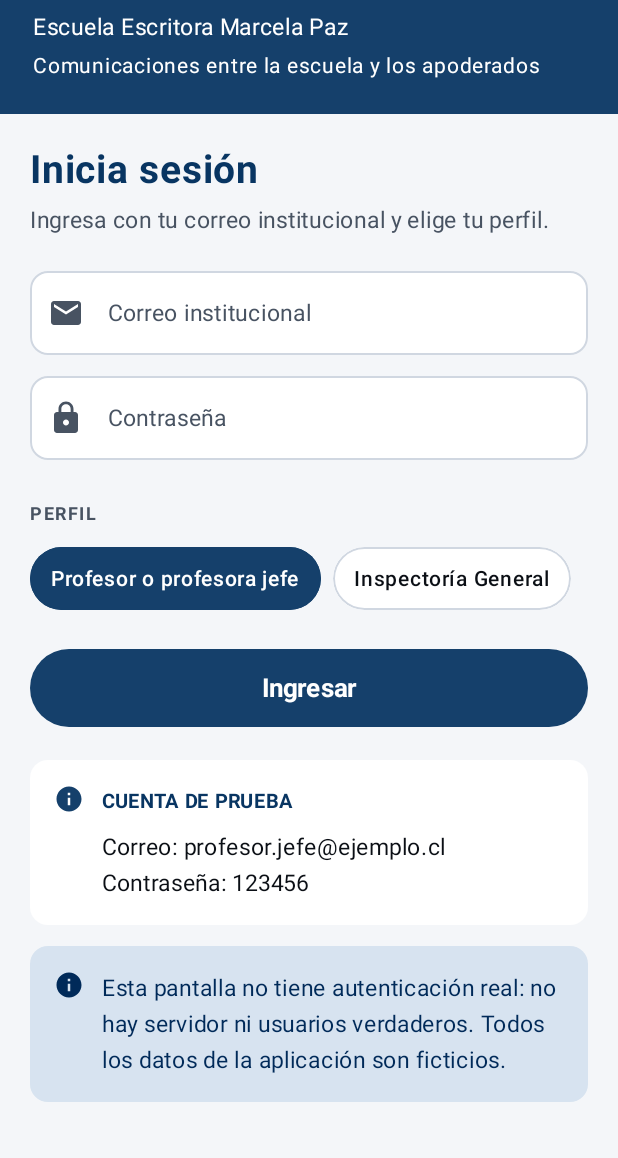
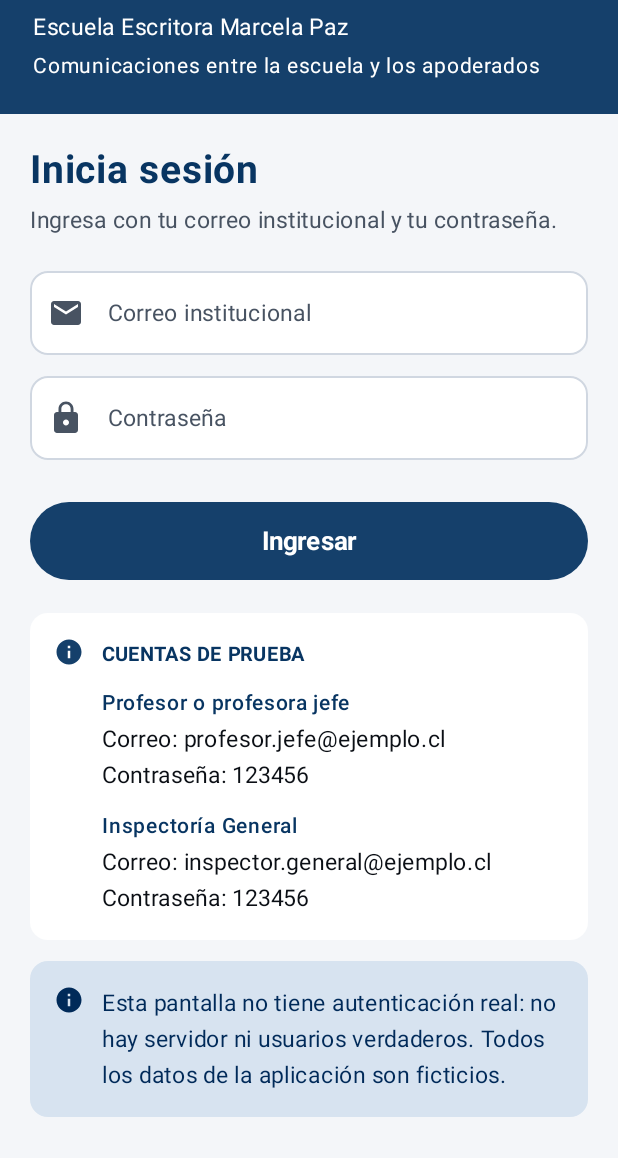
Before and after one commit to CarolinaHermosilla/Mpaz-Notifica, an Android app built with Jetpack Compose: the screen it shows after launch (MainActivity), on a phone screen of 412 x 824 dp, the part 78-1236 px from its top. Run offline under Robolectric (Android 15) with nearby library versions, the phone set to English and light mode, and no system bars; our stand-ins replace Room's generated code.

Commit message:
feat(login): el rol se asigna desde la cuenta y la sesion viaja en la ruta
- El Login ya no muestra selector de perfil: el rol es un atributo de la
  cuenta y se asigna al crearla (etapa siguiente: codigo enviado por SMS).
- Cuentas de prueba: Andrea Munoz (profesora jefe de 5o Basico B) y
  Mario Gutierrez (Inspectoria General).
- Las rutas de Inicio y Comunicacion llevan el id del usuario que inicio
  sesion, y cada una carga los datos de esa cuenta desde Room.
- La cabecera de Inicio (saludo, rol, curso e iniciales) y el alcance de los
  envios salen de la cuenta y no del codigo.
- La firma de la vista previa en Comunicacion usa el nombre de quien envia,
  en lugar de un texto fijo.

```diff
--- a/app/src/main/java/com/example/mpaznotifica/data/local/dao/UsuarioDao.kt
+++ b/app/src/main/java/com/example/mpaznotifica/data/local/dao/UsuarioDao.kt
@@ -11,6 +11,9 @@ interface UsuarioDao {
     @Query("SELECT * FROM usuarios WHERE correo = :correo LIMIT 1")
     suspend fun obtenerPorCorreo(correo: String): UsuarioEntity?
 
+    @Query("SELECT * FROM usuarios WHERE id = :id LIMIT 1")
+    suspend fun obtenerPorId(id: Int): UsuarioEntity?
+
     @Insert
     suspend fun insertar(usuario: UsuarioEntity)
 
--- a/app/src/main/java/com/example/mpaznotifica/data/repositorio/UsuarioRepositorio.kt
+++ b/app/src/main/java/com/example/mpaznotifica/data/repositorio/UsuarioRepositorio.kt
@@ -14,27 +14,58 @@ class UsuarioRepositorio(private val usuarioDao: UsuarioDao) {
         return usuarioDao.obtenerPorCorreo(correo)
     }
 
+    /** Busca un usuario por su id. Es lo que permite saber quién inició sesión. */
+    suspend fun obtenerPorId(id: Int): UsuarioEntity? {
+        return usuarioDao.obtenerPorId(id)
+    }
+
     /**
-     * Deja cargado el usuario de prueba la primera vez que se abre la aplicación.
+     * Deja cargadas las cuentas de prueba la primera vez que se abre la aplicación.
+     *
+     * El rol es un atributo de cada cuenta (campo "perfil"): el usuario nunca lo elige
+     * en el Login. En producción el rol se asigna al crear la cuenta, con el código
+     * que la escuela envía por SMS.
+     *
      * Los datos son ficticios, como exige el requerimiento.
      */
-    suspend fun asegurarUsuarioDePrueba() {
-        if (usuarioDao.contarUsuarios() == 0) {
+    suspend fun asegurarUsuariosDePrueba() {
+        if (usuarioDao.obtenerPorCorreo(CORREO_PROFESOR) == null) {
             usuarioDao.insertar(
                 UsuarioEntity(
-                    nombre = "Andrea Fuentes",
-                    correo = CORREO_PRUEBA,
+                    nombre = "Andrea Muñoz",
+                    correo = CORREO_PROFESOR,
                     contrasena = CONTRASENA_PRUEBA,
                     perfil = PERFIL_PROFESOR,
-                    curso = "5.° Básico B"
+                    curso = CURSO_PROFESOR
+                )
+            )
+        }
+
+        if (usuarioDao.obtenerPorCorreo(CORREO_INSPECTOR) == null) {
+            usuarioDao.insertar(
+                UsuarioEntity(
+                    nombre = "Mario Gutierrez",
+                    correo = CORREO_INSPECTOR,
+                    contrasena = CONTRASENA_PRUEBA,
+                    perfil = PERFIL_INSPECTORIA,
+                    // Inspectoría General no está amarrada a un curso: su alcance es todo el colegio.
+                    curso = "Todo el colegio"
                 )
             )
         }
     }
 
     companion object {
-        const val CORREO_PRUEBA = "profesor.jefe@ejemplo.cl"
+        // Cuentas de prueba que se muestran en la pantalla de Login
+        const val CORREO_PROFESOR = "profesor.jefe@ejemplo.cl"
+        const val CORREO_INSPECTOR = "inspector.general@ejemplo.cl"
         const val CONTRASENA_PRUEBA = "123456"
+
+        const val CURSO_PROFESOR = "5.º Básico B"
+        const val ALCANCE_INSPECTORIA = "Todo el colegio"
+
+        // Roles del sistema. Para agregar uno nuevo (por ejemplo dirección o coordinación)
+        // basta con sumar su nombre aquí y su código de activación en la etapa de registro.
         const val PERFIL_PROFESOR = "Profesor o profesora jefe"
         const val PERFIL_INSPECTORIA = "Inspectoría General"
     }
--- a/app/src/main/java/com/example/mpaznotifica/ui/navigation/AppNavigation.kt
+++ b/app/src/main/java/com/example/mpaznotifica/ui/navigation/AppNavigation.kt
@@ -1,9 +1,11 @@
 package com.example.mpaznotifica.ui.navigation
 
 import androidx.compose.runtime.Composable
+import androidx.navigation.NavType
 import androidx.navigation.compose.NavHost
 import androidx.navigation.compose.composable
 import androidx.navigation.compose.rememberNavController
+import androidx.navigation.navArgument
 import com.example.mpaznotifica.ui.screens.comunicacion.PantallaComunicacion
 import com.example.mpaznotifica.ui.screens.destinatarios.PantallaDestinatarios
 import com.example.mpaznotifica.ui.screens.grupos.PantallaGrupos
@@ -14,15 +16,29 @@ import com.example.mpaznotifica.ui.screens.login.PantallaLogin
 
 /**
  * Nombres de las rutas de navegación de la aplicación.
+ *
+ * La ruta de Inicio lleva el id del usuario que inició sesión: así la pantalla
+ * sabe qué cuenta entró (nombre, rol y curso) sin que el usuario elija nada.
  */
 object Rutas {
     const val LOGIN = "login"
-    const val INICIO = "inicio"
-    const val COMUNICACION = "comunicacion"
+
+    /** Ruta con argumento: se arma con [inicio]. */
+    const val INICIO = "inicio/{usuarioId}"
+    const val ARG_USUARIO_ID = "usuarioId"
+
+    const val COMUNICACION = "comunicacion/{usuarioId}"
+
+    /** Ruta de Comunicación para un usuario concreto (se usa para la firma de la vista previa). */
+    fun comunicacion(usuarioId: Int) = "comunicacion/$usuarioId"
+
     const val DESTINATARIOS = "destinatarios"
     const val GRUPOS = "grupos"
     const val NUEVO_GRUPO = "nuevo_grupo"
     const val HISTORIAL = "historial"
+
+    /** Ruta de Inicio para un usuario concreto. */
+    fun inicio(usuarioId: Int) = "inicio/$usuarioId"
 }
 
 /**
@@ -31,9 +47,6 @@ object Rutas {
  * Las pantallas están repartidas entre los dos integrantes del equipo:
  *  - Login, Destinatarios, Grupos y Nuevo grupo: Carolina.
  *  - Inicio, Comunicación e Historial: Pedro.
- *
- * Las rutas de las tres pantallas de Pedro ya están creadas, pero su contenido
- * está pendiente: las desarrolla él en sus propios archivos.
  */
 @Composable
 fun AppNavigation() {
@@ -46,8 +59,8 @@ fun AppNavigation() {
         // ---------- Pantallas de Carolina ----------
         composable(Rutas.LOGIN) {
             PantallaLogin(
-                onIngresar = {
-                    navController.navigate(Rutas.INICIO) {
+                onIngresar = { usuarioId ->
+                    navController.navigate(Rutas.inicio(usuarioId)) {
                         // Se saca el Login de la pila para que "atrás" no vuelva a él
                         popUpTo(Rutas.LOGIN) { inclusive = true }
                     }
@@ -80,10 +93,16 @@ fun AppNavigation() {
             )
         }
 
-        // ---------- Pantallas de Pedro (pendientes) ----------
-        composable(Rutas.INICIO) {
+        // ---------- Pantallas de Pedro ----------
+        composable(
+            route = Rutas.INICIO,
+            arguments = listOf(navArgument(Rutas.ARG_USUARIO_ID) { type = NavType.IntType })
+        ) { entrada ->
+            val usuarioId = entrada.arguments?.getInt(Rutas.ARG_USUARIO_ID) ?: 0
+
             PantallaInicio(
-                onNuevaComunicacion = { navController.navigate(Rutas.COMUNICACION) },
+                usuarioId = usuarioId,
+                onNuevaComunicacion = { navController.navigate(Rutas.comunicacion(usuarioId)) },
                 onVerGrupos = { navController.navigate(Rutas.GRUPOS) },
                 onVerHistorial = { navController.navigate(Rutas.HISTORIAL) },
                 onCerrarSesion = {
@@ -94,8 +113,14 @@ fun AppNavigation() {
             )
         }
 
-        composable(Rutas.COMUNICACION) {
+        composable(
+            route = Rutas.COMUNICACION,
+            arguments = listOf(navArgument(Rutas.ARG_USUARIO_ID) { type = NavType.IntType })
+        ) { entrada ->
+            val usuarioId = entrada.arguments?.getInt(Rutas.ARG_USUARIO_ID) ?: 0
+
             PantallaComunicacion(
+                usuarioId = usuarioId,
                 onVolver = { navController.popBackStack() },
                 onContinuar = { navController.navigate(Rutas.DESTINATARIOS) }
             )
--- a/app/src/main/java/com/example/mpaznotifica/ui/screens/login/LoginUiState.kt
+++ b/app/src/main/java/com/example/mpaznotifica/ui/screens/login/LoginUiState.kt
@@ -3,17 +3,15 @@ package com.example.mpaznotifica.ui.screens.login
 /**
  * Estado de la pantalla de Login. Toda la información que se muestra en pantalla
  * sale de aquí, incluidas las validaciones de cada campo.
+ *
+ * Nota: el rol ya no se elige en esta pantalla. El rol es un atributo de la cuenta
+ * (campo "perfil" de la tabla de usuarios) y se asigna al crear la cuenta,
+ * con el código que la escuela envía por SMS.
  */
 data class LoginUiState(
     val correo: String = "",
     val contrasena: String = "",
-    val perfilSeleccionado: String = PERFIL_PROFESOR,
     val errorCorreo: String? = null,
     val errorContrasena: String? = null,
     val enviando: Boolean = false
-) {
-    companion object {
-        const val PERFIL_PROFESOR = "Profesor o profesora jefe"
-        const val PERFIL_INSPECTORIA = "Inspectoría General"
-    }
-}
+)
--- a/app/src/main/java/com/example/mpaznotifica/ui/screens/login/LoginViewModel.kt
+++ b/app/src/main/java/com/example/mpaznotifica/ui/screens/login/LoginViewModel.kt
@@ -16,6 +16,9 @@ import kotlinx.coroutines.launch
  *
  * Toda la validación vive acá y no en la pantalla: la vista solamente muestra
  * el estado y avisa cuando el usuario escribe o presiona un botón.
+ *
+ * El rol NO se pregunta en esta pantalla: se lee del registro del usuario en la
+ * base de datos, porque el rol lo asigna la escuela al crear la cuenta.
  */
 class LoginViewModel(application: Application) : AndroidViewModel(application) {
 
@@ -26,14 +29,10 @@ class LoginViewModel(application: Application) : AndroidViewModel(application) {
     var uiState by mutableStateOf(LoginUiState())
         private set
 
-    /** Aviso que se muestra abajo en pantalla (por ejemplo, al tocar Inspectoría General). */
-    var aviso by mutableStateOf<String?>(null)
-        private set
-
     init {
-        // Se deja cargado el usuario de prueba en la base de datos local la primera vez.
+        // Se dejan cargadas las cuentas de prueba en la base de datos local la primera vez.
         viewModelScope.launch {
-            repositorio.asegurarUsuarioDePrueba()
+            repositorio.asegurarUsuariosDePrueba()
         }
     }
 
@@ -46,26 +45,12 @@ class LoginViewModel(application: Application) : AndroidViewModel(application) {
     }
 
     /**
-     * El perfil de Inspectoría General todavía no está habilitado: al tocarlo
-     * se avisa y no se cambia la selección.
+     * Valida los campos y, si están correctos, revisa el usuario en la base de datos local.
+     * Solo si las credenciales coinciden se llama a [onExito], entregándole el id del
+     * usuario que entró: ese id viaja en la ruta de navegación, para que la aplicación
+     * sepa qué cuenta inició sesión (y con eso, su rol).
      */
-    fun onPerfilSeleccionado(perfil: String) {
-        if (perfil == LoginUiState.PERFIL_INSPECTORIA) {
-            aviso = "El perfil de Inspectoría General se habilita en una etapa posterior."
-            return
-        }
-        uiState = uiState.copy(perfilSeleccionado = perfil)
-    }
-
-    fun onAvisoMostrado() {
-        aviso = null
-    }
-
-    /**
-     * Valida los campos y, si están correctos, revisa el usuario en la base de datos local.
-     * Solo si las credenciales coinciden se llama a [onExito].
-     */
-    fun ingresar(onExito: () -> Unit) {
+    fun ingresar(onExito: (Int) -> Unit) {
         val correo = uiState.correo.trim()
         val contrasena = uiState.contrasena
 
@@ -97,7 +82,7 @@ class LoginViewModel(application: Application) : AndroidViewModel(application) {
             }
 
             if (usuario != null && usuario.contrasena == contrasena) {
-                onExito()
+                onExito(usuario.id)
             }
         }
     }
--- a/app/src/main/java/com/example/mpaznotifica/ui/screens/login/PantallaLogin.kt
+++ b/app/src/main/java/com/example/mpaznotifica/ui/screens/login/PantallaLogin.kt
@@ -6,9 +6,6 @@ import androidx.compose.animation.fadeIn
 import androidx.compose.animation.fadeOut
 import androidx.compose.animation.shrinkVertically
 import androidx.compose.foundation.background
-import androidx.compose.foundation.border
-import androidx.compose.foundation.clickable
-import androidx.compose.foundation.layout.Arrangement
 import androidx.compose.foundation.layout.Box
 import androidx.compose.foundation.layout.Column
 import androidx.compose.foundation.layout.Row
@@ -33,16 +30,12 @@ import androidx.compose.material3.Button
 import androidx.compose.material3.ButtonDefaults
 import androidx.compose.material3.CircularProgressIndicator
 import androidx.compose.material3.Icon
+import androidx.compose.material3.MaterialTheme
 import androidx.compose.material3.OutlinedTextField
 import androidx.compose.material3.OutlinedTextFieldDefaults
 import androidx.compose.material3.Scaffold
-import androidx.compose.material3.SnackbarHost
-import androidx.compose.material3.SnackbarHostState
 import androidx.compose.material3.Text
 import androidx.compose.runtime.Composable
-import androidx.compose.runtime.LaunchedEffect
-import androidx.compose.runtime.getValue
-import androidx.compose.runtime.remember
 import androidx.compose.ui.Alignment
 import androidx.compose.ui.Modifier
 import androidx.compose.ui.draw.clip
@@ -54,6 +47,7 @@ import androidx.compose.ui.text.input.VisualTransformation
 import androidx.compose.ui.unit.dp
 import androidx.compose.ui.unit.sp
 import androidx.lifecycle.viewmodel.compose.viewModel
+import com.example.mpaznotifica.data.repositorio.UsuarioRepositorio
 import com.example.mpaznotifica.ui.theme.AzulClaroInfo
 import com.example.mpaznotifica.ui.theme.AzulInstitucional
 import com.example.mpaznotifica.ui.theme.AzulTextoInfo
@@ -64,34 +58,14 @@ import com.example.mpaznotifica.ui.theme.FondoApp
 import com.example.mpaznotifica.ui.theme.TextoPrincipal
 import com.example.mpaznotifica.ui.theme.TextoSecundario
 
-/**
- * PANTALLA 1 - LOGIN  (Carolina)
- *
- * Es la entrada de la aplicación. Replica la captura "1. Login" del informe
- * (página 3): correo, contraseña, selector de perfil, botón Ingresar,
- * la tarjeta de la cuenta de prueba y el aviso de que no hay autenticación real.
- */
 @Composable
 fun PantallaLogin(
-    onIngresar: () -> Unit,
+    onIngresar: (Int) -> Unit,
     viewModel: LoginViewModel = viewModel()
 ) {
     val estado = viewModel.uiState
-    val snackbarHostState = remember { SnackbarHostState() }
-    val aviso = viewModel.aviso
 
-    // Muestra el aviso de Inspectoría General (o cualquier otro) como mensaje inferior.
-    LaunchedEffect(aviso) {
-        if (aviso != null) {
-            snackbarHostState.showSnackbar(aviso)
-            viewModel.onAvisoMostrado()
-        }
-    }
-
-    Scaffold(
-        containerColor = FondoApp,
-        snackbarHost = { SnackbarHost(snackbarHostState) }
-    ) { relleno ->
+    Scaffold(containerColor = FondoApp) { relleno ->
         Column(
             modifier = Modifier
                 .fillMaxSize()
@@ -116,7 +90,7 @@ fun PantallaLogin(
                 )
                 Spacer(Modifier.height(6.dp))
                 Text(
-                    text = "Ingresa con tu correo institucional y elige tu perfil.",
+                    text = "Ingresa con tu correo institucional y tu contraseña.",
                     color = TextoSecundario,
                     fontSize = 15.sp
                 )
@@ -145,30 +119,7 @@ fun PantallaLogin(
                     esContrasena = true
                 )
 
-                Spacer(Modifier.height(24.dp))
-
-                Text(
-                    text = "PERFIL",
-                    color = TextoSecundario,
-                    fontSize = 12.sp,
-                    fontWeight = FontWeight.Bold,
-                    letterSpacing = 1.sp
-                )
-                Spacer(Modifier.height(10.dp))
-                Row(horizontalArrangement = Arrangement.spacedBy(8.dp)) {
-                    PastillaPerfil(
-                        texto = LoginUiState.PERFIL_PROFESOR,
-                        seleccionada = estado.perfilSeleccionado == LoginUiState.PERFIL_PROFESOR,
-                        onClick = { viewModel.onPerfilSeleccionado(LoginUiState.PERFIL_PROFESOR) }
-                    )
-                    PastillaPerfil(
-                        texto = LoginUiState.PERFIL_INSPECTORIA,
-                        seleccionada = estado.perfilSeleccionado == LoginUiState.PERFIL_INSPECTORIA,
-                        onClick = { viewModel.onPerfilSeleccionado(LoginUiState.PERFIL_INSPECTORIA) }
-                    )
-                }
-
-                Spacer(Modifier.height(26.dp))
+                Spacer(Modifier.height(28.dp))
 
                 Button(
                     onClick = { viewModel.ingresar(onIngresar) },
@@ -199,7 +150,7 @@ fun PantallaLogin(
 
                 Spacer(Modifier.height(22.dp))
 
-                TarjetaCuentaDePrueba()
+                TarjetaCuentasDePrueba()
 
                 Spacer(Modifier.height(14.dp))
 
@@ -291,55 +242,28 @@ private fun CampoLogin(
             Icon(
                 imageVector = Icons.Filled.Warning,
                 contentDescription = "Error",
-                tint = androidx.compose.material3.MaterialTheme.colorScheme.error,
+                tint = MaterialTheme.colorScheme.error,
                 modifier = Modifier.size(16.dp)
             )
             Spacer(Modifier.size(6.dp))
             Text(
                 text = error.orEmpty(),
-                color = androidx.compose.material3.MaterialTheme.colorScheme.error,
+                color = MaterialTheme.colorScheme.error,
                 fontSize = 13.sp
             )
         }
     }
 }
 
-/** Botón con forma de pastilla para elegir el perfil. */
+/**
+ * Tarjeta blanca con las cuentas de prueba.
+ *
+ * Se muestran las dos cuentas para poder probar los dos roles, pero fijate que no
+ * son botones: la persona no elige su rol, solo entra con su cuenta y la aplicación
+ * ya sabe qué rol tiene.
+ */
 @Composable
-private fun PastillaPerfil(
-    texto: String,
-    seleccionada: Boolean,
-    onClick: () -> Unit
-) {
-    val forma = RoundedCornerShape(30.dp)
-    Box(
-        modifier = Modifier
-            .height(42.dp)
-            .clip(forma)
-            .background(if (seleccionada) AzulInstitucional else Blanco)
-            .border(
-                width = 1.dp,
-                color = if (seleccionada) AzulInstitucional else BordeCampo,
-                shape = forma
-            )
-            .clickable { onClick() }
-            .padding(horizontal = 14.dp),
-        contentAlignment = Alignment.Center
-    ) {
-        Text(
-            text = texto,
-            color = if (seleccionada) Blanco else TextoPrincipal,
-            fontSize = 14.sp,
-            fontWeight = FontWeight.SemiBold,
-            maxLines = 1,
-            softWrap = false
-        )
-    }
-}
-
-/** Tarjeta blanca con los datos de la cuenta de prueba. */
-@Composable
-private fun TarjetaCuentaDePrueba() {
+private fun TarjetaCuentasDePrueba() {
     Row(
         modifier = Modifier
             .fillMaxWidth()
@@ -356,20 +280,45 @@ private fun TarjetaCuentaDePrueba() {
         Spacer(Modifier.size(12.dp))
         Column {
             Text(
-                text = "CUENTA DE PRUEBA",
+                text = "CUENTAS DE PRUEBA",
                 color = AzulTitulo,
                 fontSize = 13.sp,
                 fontWeight = FontWeight.Bold,
                 letterSpacing = 0.5.sp
             )
-            Spacer(Modifier.height(6.dp))
+
+            Spacer(Modifier.height(8.dp))
             Text(
-                text = "Correo: profesor.jefe@ejemplo.cl",
+                text = UsuarioRepositorio.PERFIL_PROFESOR,
+                color = AzulTitulo,
+                fontSize = 14.sp,
+                fontWeight = FontWeight.SemiBold
+            )
+            Text(
+                text = "Correo: ${UsuarioRepositorio.CORREO_PROFESOR}",
                 color = TextoPrincipal,
                 fontSize = 15.sp
             )
             Text(
-                text = "Contraseña: 123456",
+                text = "Contraseña: ${UsuarioRepositorio.CONTRASENA_PRUEBA}",
+                color = TextoPrincipal,
+                fontSize = 15.sp
+            )
+
+            Spacer(Modifier.height(10.dp))
+            Text(
+                text = UsuarioRepositorio.PERFIL_INSPECTORIA,
+                color = AzulTitulo,
+                fontSize = 14.sp,
+                fontWeight = FontWeight.SemiBold
+            )
+            Text(
+                text = "Correo: ${UsuarioRepositorio.CORREO_INSPECTOR}",
+                color = TextoPrincipal,
+                fontSize = 15.sp
+            )
+            Text(
+                text = "Contraseña: ${UsuarioRepositorio.CONTRASENA_PRUEBA}",
                 color = TextoPrincipal,
                 fontSize = 15.sp
             )
```
Also changed, not shown: app/src/main/java/com/example/mpaznotifica/data/local/entity/UsuarioEntity.kt (+6 -1 lines), app/src/main/java/com/example/mpaznotifica/ui/screens/comunicacion/ComunicacionUiState.kt (+7 -4 lines), app/src/main/java/com/example/mpaznotifica/ui/screens/comunicacion/ComunicacionViewModel.kt (+28 -0 lines), app/src/main/java/com/example/mpaznotifica/ui/screens/comunicacion/PantallaComunicacion.kt (+7 -1 lines), app/src/main/java/com/example/mpaznotifica/ui/screens/inicio/InicioUiState.kt (+15 -22 lines), app/src/main/java/com/example/mpaznotifica/ui/screens/inicio/InicioViewModel.kt (+66 -5 lines), app/src/main/java/com/example/mpaznotifica/ui/screens/inicio/PantallaInicio.kt (+13 -4 lines).
